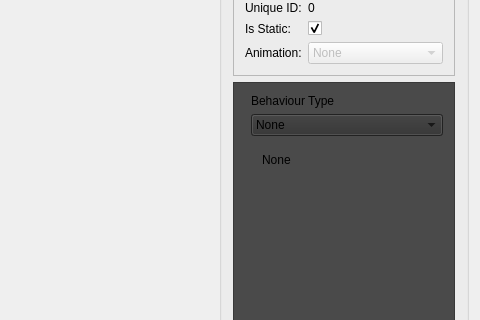
First picture: the form in SSPSolution/SSP_Editor/SSP_Editor.ui, repository Chringo/SSP, before the edit; both pictures show x 691 to 1171 and y 272 to 592 of the 1171 by 703 pixel window.
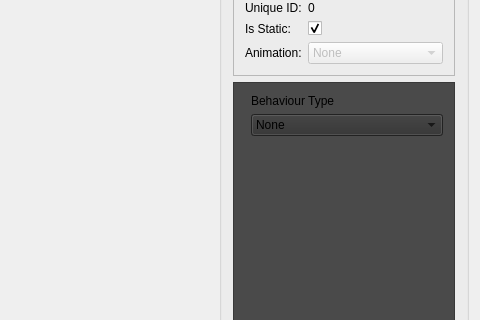
Second picture: the form after the edit. The open tabs and pages were chosen to show the change.

Commit message: ADDED BehaviourTypeHandler.h for initial signalling from new ui file

```diff
--- a/SSPSolution/SSP_Editor/SSP_Editor.ui
+++ b/SSPSolution/SSP_Editor/SSP_Editor.ui
@@ -1202,15 +1202,7 @@
              <number>3</number>
             </property>
             <widget class="QWidget" name="Behaviour_None">
-             <layout class="QFormLayout" name="formLayout_6">
-              <item row="0" column="0">
-               <widget class="QLabel" name="NONETEXT">
-                <property name="text">
-                 <string>None</string>
-                </property>
-               </widget>
-              </item>
-             </layout>
+             <layout class="QFormLayout" name="formLayout_6"/>
             </widget>
             <widget class="QWidget" name="Behaviour_Trigger">
              <layout class="QFormLayout" name="formLayout_2">
```
Left out of the diff: 12 changed lines with no effect on the pictures. The commit also changes 2 other files.
